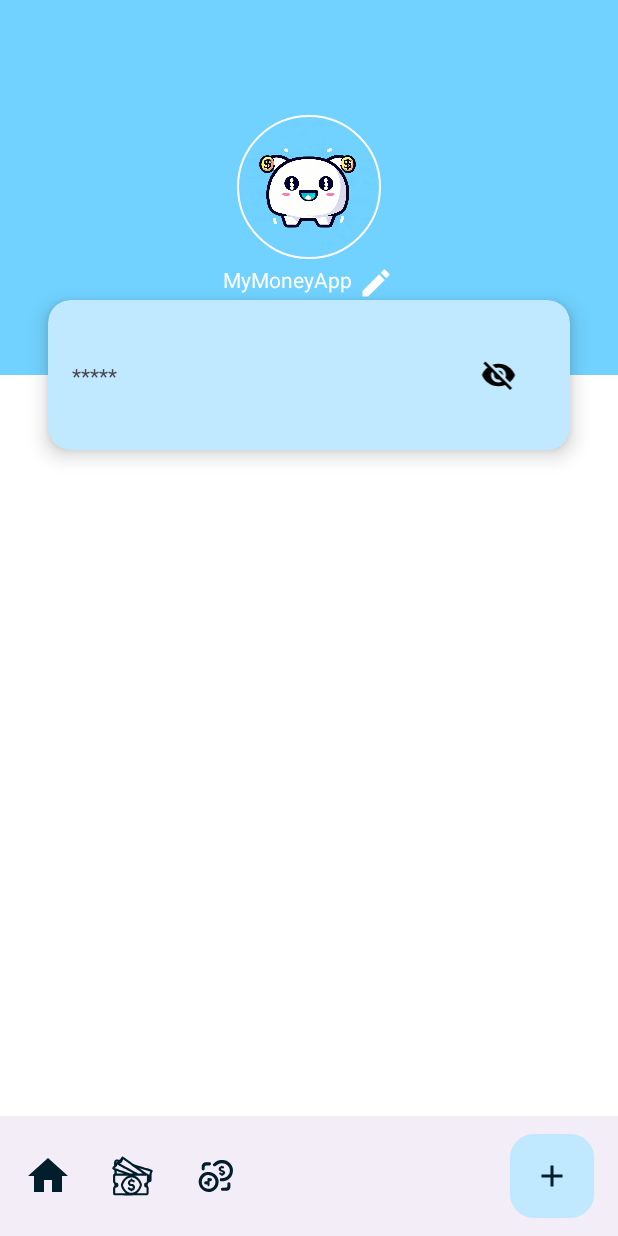
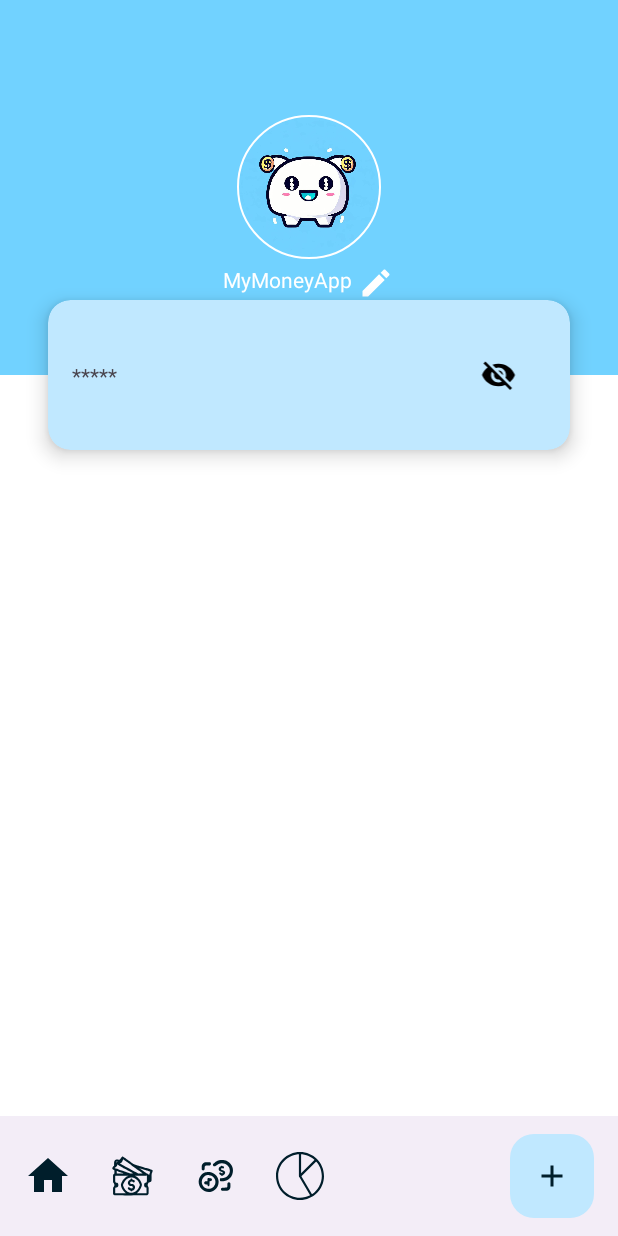
Before and after one commit to luararamos/my_money_app, an Android app: the screen it shows after launch (HomeActivity), on a phone screen of 412 x 824 dp. Run offline under Robolectric (Android 15) with nearby library versions, the phone set to English and light mode, and no system bars; our stand-ins replace CircleImageView, Room's generated code, RxJava.

Commit message:
Grafico funcionando

```diff
--- a/app/src/main/java/com/example/mymoneyapp/wallet/Wallet.kt
+++ b/app/src/main/java/com/example/mymoneyapp/wallet/Wallet.kt
@@ -14,6 +14,7 @@ interface Wallet {
         fun updateUser(user: User)
         fun findStatements(type:String? = null)
         fun findAccountBalance()
+        fun findAccountType()
         fun findUsers()
         fun deleteStatement(statementId: Int)
 
@@ -28,6 +29,7 @@ interface Wallet {
     interface HomeView : View {
         fun showStatement(response: List<Statement>)
         fun showAccountBalance(totalValue: Double?)
+        fun showGraphic(earnValue: Double, spendValue: Double)
         fun showUser(name: String)
         fun showList(users: List<User>)
     }
--- a/app/src/main/java/com/example/mymoneyapp/wallet/data/WalletRepository.kt
+++ b/app/src/main/java/com/example/mymoneyapp/wallet/data/WalletRepository.kt
@@ -28,10 +28,6 @@ class WalletRepository(context: Context) {
         return daoUser.getAllUser()
     }
 
-    //    fun findUser():Single<String>{
-//        return daoUser.getUser()
-//    }
-
 
     fun deleteStatement(statementId: Int): Completable {
         return dao.delete(statementId)
@@ -49,7 +45,7 @@ class WalletRepository(context: Context) {
         return dao.getEarnMinusSpend()
     }
 
-    fun accountBalanceError(type: String): Single<Double> {
+    fun accountBalanceType(type: String): Single<Double> {
         return dao.getSum(type)
     }
 }
--- a/app/src/main/java/com/example/mymoneyapp/wallet/view/MainViewModel.kt
+++ b/app/src/main/java/com/example/mymoneyapp/wallet/view/MainViewModel.kt
@@ -1,6 +1,8 @@
 package com.example.mymoneyapp.wallet.view
 
+import androidx.lifecycle.LiveData
 import androidx.lifecycle.MutableLiveData
+import androidx.lifecycle.Transformations
 import androidx.lifecycle.ViewModel
 import com.example.mymoneyapp.wallet.db.Statement
 
--- a/app/src/main/java/com/example/mymoneyapp/wallet/view/TestGraphicActivity.kt
+++ b/app/src/main/java/com/example/mymoneyapp/wallet/view/TestGraphicActivity.kt
@@ -3,16 +3,12 @@ package com.example.mymoneyapp.wallet.view
 import android.graphics.Color
 import android.os.Bundle
 import androidx.appcompat.app.AppCompatActivity
-import com.example.mymoneyapp.databinding.ActivityTestGraphicBinding
 import org.eazegraph.lib.models.PieModel
 
 
 class TestGraphicActivity : AppCompatActivity() {
-    private lateinit var binding: ActivityTestGraphicBinding
     override fun onCreate(savedInstanceState: Bundle?) {
         super.onCreate(savedInstanceState)
-        binding = ActivityTestGraphicBinding.inflate(layoutInflater)
-        setContentView(binding.root)
         // Set the percentage of language used
 //        binding.tvR.setText(Integer.toString(40))
 //        binding.tvPython.setText(Integer.toString(30))
--- /dev/null
+++ b/app/src/main/res/drawable/ic_menu_graphic.xml
@@ -0,0 +1,12 @@
+<vector xmlns:android="http://schemas.android.com/apk/res/android"
+    android:width="44dp"
+    android:height="44dp"
+    android:viewportWidth="44"
+    android:viewportHeight="44">
+  <path
+      android:fillColor="#001E2B"
+      android:pathData="m22,0c-12.15,0 -22,9.85 -22,22s9.85,22 22,22 22,-9.85 22,-22 -9.85,-22 -22,-22zM32.975,38.71l-10.118,-17.231 -0.017,0.011c-0.176,-0.288 -0.479,-0.49 -0.84,-0.49 -0.552,0 -1,0.447 -1,1 0,0.175 0.057,0.33 0.135,0.473l-0.01,0.006 10.125,17.244c-2.768,1.447 -5.91,2.277 -9.25,2.277 -11.046,0 -20,-8.954 -20,-20s8.954,-20 20,-20c11.045,0 20,8.954 20,20 0,6.99 -3.592,13.135 -9.025,16.71z"/>
+  <path
+      android:fillColor="#001E2B"
+      android:pathData="M36.142,6.529L23,19.56V1h-2v21c0,0.553 0.448,1 1,1c0.328,0 0.606,-0.169 0.788,-0.413L37.556,7.943L36.142,6.529z"/>
+</vector>
--- a/app/src/main/res/layout/card_graphic.xml
+++ b/app/src/main/res/layout/card_graphic.xml
@@ -45,7 +45,7 @@
             app:layout_constraintTop_toTopOf="parent" />
 
         <TextView
-            android:id="@+id/txt_earn_card_view_graphic"
+            android:id="@+id/tv_earn_card_view_graphic"
             android:layout_width="0dp"
             android:layout_height="wrap_content"
             android:layout_marginStart="16dp"
@@ -66,7 +66,7 @@
             app:layout_constraintTop_toBottomOf="@+id/view_earn_card_graphic" />
 
         <TextView
-            android:id="@+id/txt_spend_card_view_graphic"
+            android:id="@+id/tv_spend_card_view_graphic"
             android:layout_width="0dp"
             android:layout_height="wrap_content"
             android:layout_marginStart="16dp"
--- a/app/src/main/res/layout/activity_test_graphic.xml
+++ b/app/src/main/res/layout/fragment_graphic.xml
@@ -14,6 +14,7 @@
         app:layout_constraintTop_toTopOf="parent" />
 
     <include
+        android:id="@+id/include_card_account_balance"
         layout="@layout/card_account_balance"
         android:layout_width="0dp"
         android:layout_height="wrap_content"
--- a/app/src/main/res/menu/bottom_app_bar.xml
+++ b/app/src/main/res/menu/bottom_app_bar.xml
@@ -6,7 +6,7 @@
         android:id="@+id/home"
         android:icon="@drawable/ic_home"
         android:contentDescription="@null"
-        app:showAsAction="ifRoom"
+        app:showAsAction="always"
         android:title="@string/home" />
 
     <item
@@ -14,14 +14,21 @@
         android:icon="@drawable/ic_menu_earn"
         android:title="@string/earn"
         android:contentDescription="@null"
-        app:showAsAction="ifRoom"/>
+        app:showAsAction="always" />
 
     <item
         android:id="@+id/spend"
         android:icon="@drawable/ic_menu_spend"
         android:title="@string/spend"
         android:contentDescription="@null"
-        app:showAsAction="ifRoom"/>
+        app:showAsAction="always" />
+
+    <item
+        android:id="@+id/graphic"
+        android:icon="@drawable/ic_menu_graphic"
+        android:title="@string/graphic"
+        android:contentDescription="@null"
+        app:showAsAction="always"/>
 
 
 </menu>
--- a/app/src/main/res/values/strings.xml
+++ b/app/src/main/res/values/strings.xml
@@ -7,6 +7,7 @@
     <string name="home">Home</string>
     <string name="earn">Earn</string>
     <string name="spend">Spend</string>
+    <string name="graphic">Gráfico</string>
     <string name="delete_message">Deseja excluir esse valor?</string>
     <string name="cancel">Cancelar</string>
     <string name="delete">Excluir</string>
```
Also changed, not shown: app/src/main/java/com/example/mymoneyapp/wallet/presentation/StatementPresenter.kt (+34 -3 lines), app/src/main/java/com/example/mymoneyapp/wallet/view/FragmentAttachListener.kt (deleted, +0 -7 lines), app/src/main/java/com/example/mymoneyapp/wallet/view/GraphicFragment.kt (added, +54 -0 lines), app/src/main/java/com/example/mymoneyapp/wallet/view/HomeActivity.kt (+36 -1 lines).
